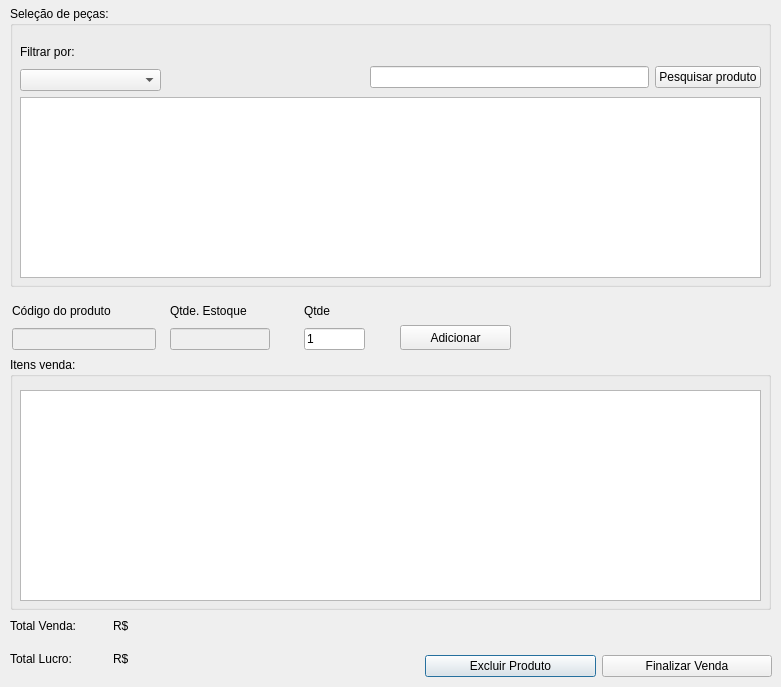
Qt form frm_novavenda.ui (ustop0/TCC) before a commit.
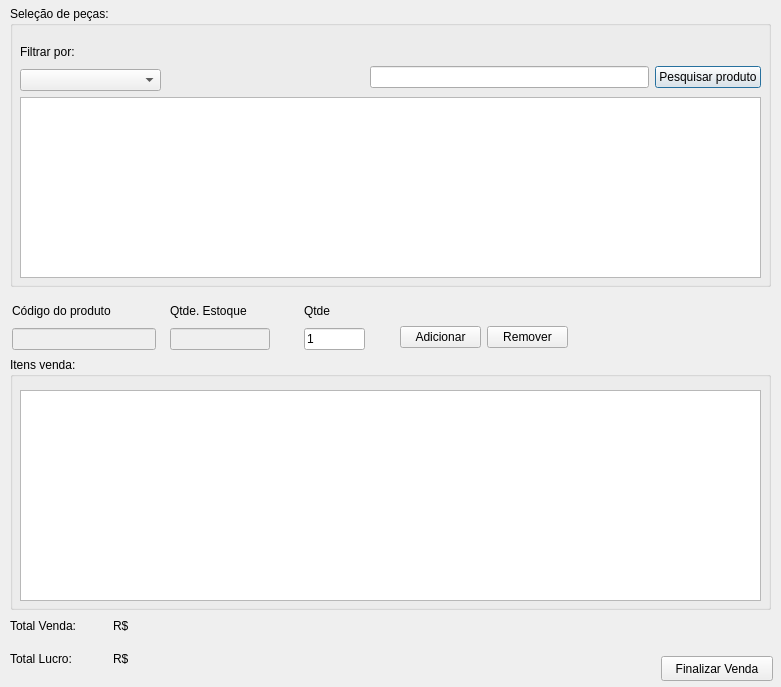
The same form after that commit.

The edit to the form file:
```diff
--- a/frm_novavenda.ui
+++ b/frm_novavenda.ui
@@ -101,32 +101,6 @@
     </item>
    </layout>
   </widget>
-  <widget class="QWidget" name="layoutWidget">
-   <property name="geometry">
-    <rect>
-     <x>425</x>
-     <y>651</y>
-     <width>347</width>
-     <height>31</height>
-    </rect>
-   </property>
-   <layout class="QHBoxLayout" name="horizontalLayout">
-    <item>
-     <widget class="QPushButton" name="btn_excluirproduto">
-      <property name="text">
-       <string>Excluir Produto</string>
-      </property>
-     </widget>
-    </item>
-    <item>
-     <widget class="QPushButton" name="btn_finalizarvenda">
-      <property name="text">
-       <string>Finalizar Venda</string>
-      </property>
-     </widget>
-    </item>
-   </layout>
-  </widget>
   <widget class="QTableWidget" name="tw_listapecas">
    <property name="geometry">
     <rect>
@@ -233,19 +207,6 @@
     </item>
    </layout>
   </widget>
-  <widget class="QPushButton" name="btn_adicionarItem">
-   <property name="geometry">
-    <rect>
-     <x>400</x>
-     <y>325</y>
-     <width>111</width>
-     <height>25</height>
-    </rect>
-   </property>
-   <property name="text">
-    <string>Adicionar</string>
-   </property>
-  </widget>
   <widget class="QLabel" name="label_5">
    <property name="geometry">
     <rect>
@@ -272,6 +233,45 @@
     <string>R$</string>
    </property>
   </widget>
+  <widget class="QPushButton" name="btn_finalizarvenda">
+   <property name="geometry">
+    <rect>
+     <x>661</x>
+     <y>656</y>
+     <width>112</width>
+     <height>25</height>
+    </rect>
+   </property>
+   <property name="text">
+    <string>Finalizar Venda</string>
+   </property>
+  </widget>
+  <widget class="QWidget" name="">
+   <property name="geometry">
+    <rect>
+     <x>400</x>
+     <y>324</y>
+     <width>168</width>
+     <height>27</height>
+    </rect>
+   </property>
+   <layout class="QHBoxLayout" name="horizontalLayout">
+    <item>
+     <widget class="QPushButton" name="btn_adicionarItem">
+      <property name="text">
+       <string>Adicionar</string>
+      </property>
+     </widget>
+    </item>
+    <item>
+     <widget class="QPushButton" name="btn_excluirproduto">
+      <property name="text">
+       <string>Remover</string>
+      </property>
+     </widget>
+    </item>
+   </layout>
+  </widget>
   <zorder>groupBox_2</zorder>
   <zorder>groupBox</zorder>
   <zorder>tw_listapecas</zorder>
```
Left out of the diff: 1 changed line with no effect on the pictures.
